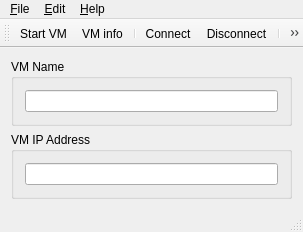
The window that mainwindow.ui (mithat/androidvmgr) describes before a commit, drawn with Qt 5.
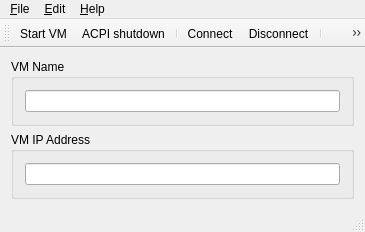
The same window after the commit. Icons and pictures are not drawn.

Commit message: Added "ACPI shutdown" feature. Some UI tweaks and cleanup.

```diff
--- a/mainwindow.ui
+++ b/mainwindow.ui
@@ -6,7 +6,7 @@
    <rect>
     <x>0</x>
     <y>0</y>
-    <width>303</width>
+    <width>365</width>
     <height>232</height>
    </rect>
   </property>
@@ -58,7 +58,7 @@
     <rect>
      <x>0</x>
      <y>0</y>
-     <width>303</width>
+     <width>365</width>
      <height>19</height>
     </rect>
    </property>
@@ -97,7 +97,7 @@
     <bool>false</bool>
    </attribute>
    <addaction name="action_Run_emulator"/>
-   <addaction name="actionVM_info"/>
+   <addaction name="actionACPI_shutdown"/>
    <addaction name="separator"/>
    <addaction name="action_Connect"/>
    <addaction name="actionDisconnect"/>
@@ -197,6 +197,21 @@
     <string>Ctrl+I</string>
    </property>
   </action>
+  <action name="actionACPI_shutdown">
+   <property name="icon">
+    <iconset resource="icons.qrc">
+     <normaloff>:/icons/icons/media-playback-stop.png</normaloff>:/icons/icons/media-playback-stop.png</iconset>
+   </property>
+   <property name="text">
+    <string>ACPI s&amp;hutdown</string>
+   </property>
+   <property name="toolTip">
+    <string>Send ACPI shutdown signal to virtual machine</string>
+   </property>
+   <property name="shortcut">
+    <string>Ctrl+H</string>
+   </property>
+  </action>
  </widget>
  <layoutdefault spacing="6" margin="11"/>
  <tabstops>
```
Left out of the diff: 2 changed lines with no effect on the pictures. The commit also changes 7 other files.
